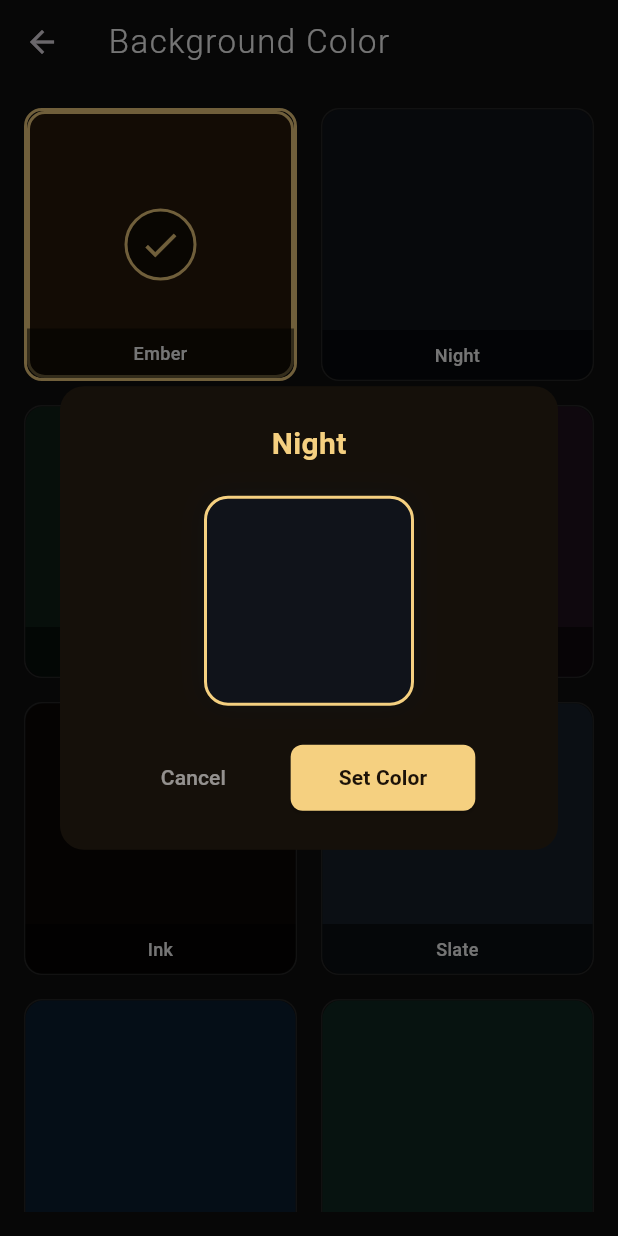
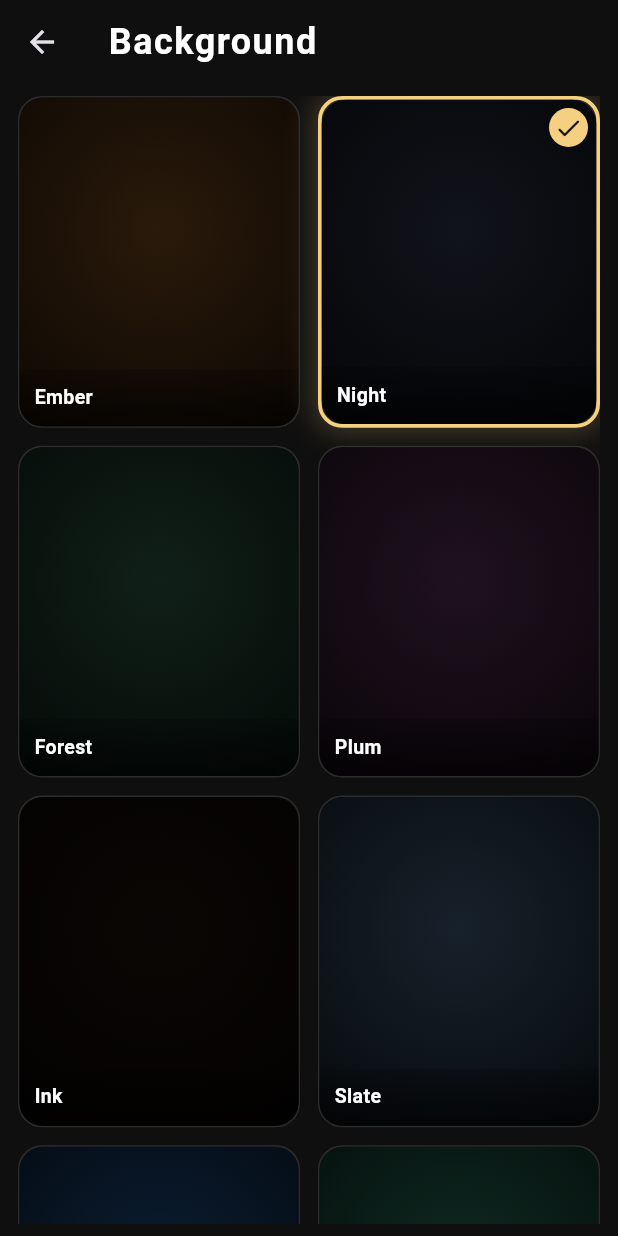
Before and after one commit to absiddik7/promo_timer, a Flutter app: the BackgroundColorScreen screen opened directly, after a tap on "Night", on a phone screen of 412 x 824 dp. Run offline on Flutter 3.47's test engine with Material 3 defaults, Android fonts, the phone set to English and light mode, and no system bars; our stand-ins replace audioplayers, flutter_svg, shared_preferences; accounts and stored records are empty.

Commit message:
Redesign Background color screen

```diff
--- a/lib/screens/background_color_screen.dart
+++ b/lib/screens/background_color_screen.dart
@@ -36,26 +36,6 @@ class _BackgroundColorScreenState extends State<BackgroundColorScreen> {
     _ColorPreset('Jade Noir', Color(0xFF12211A)),
   ];
 
-  void _showColorPreview(
-    BuildContext context,
-    _ColorPreset preset,
-    Color currentColor,
-  ) {
-    showDialog(
-      context: context,
-      builder: (context) {
-        return _ColorPreviewDialog(
-          preset: preset,
-          currentColor: currentColor,
-          onConfirm: () {
-            context.read<VisualSettingsProvider>().setBackgroundColor(preset.color);
-            Navigator.of(context).pop();
-          },
-        );
-      },
-    );
-  }
-
   @override
   Widget build(BuildContext context) {
     final visualSettings = context.watch<VisualSettingsProvider>();
@@ -63,25 +43,27 @@ class _BackgroundColorScreenState extends State<BackgroundColorScreen> {
     return Scaffold(
       backgroundColor: const Color(0xFF0F0F0F),
       appBar: AppBar(
-        backgroundColor: Colors.transparent,
+        backgroundColor: const Color(0xFF0F0F0F),
+        surfaceTintColor: const Color(0xFF0F0F0F),
         elevation: 0,
         title: const Text(
-          'Background Color',
+          'Background',
           style: TextStyle(
             color: Colors.white,
-            fontWeight: FontWeight.w300,
+            fontWeight: FontWeight.w700,
             letterSpacing: 1,
+            fontSize: 24,
           ),
         ),
       ),
       body: Padding(
-        padding: const EdgeInsets.all(16),
+        padding: const EdgeInsets.symmetric(horizontal: 12, vertical: 8),
         child: GridView.builder(
           gridDelegate: const SliverGridDelegateWithFixedCrossAxisCount(
             crossAxisCount: 2,
-            crossAxisSpacing: 16,
-            mainAxisSpacing: 16,
-            childAspectRatio: 1,
+            crossAxisSpacing: 12,
+            mainAxisSpacing: 12,
+            childAspectRatio: 0.85,
           ),
           itemCount: _backgroundPresets.length,
           itemBuilder: (context, index) {
@@ -89,91 +71,122 @@ class _BackgroundColorScreenState extends State<BackgroundColorScreen> {
             final isSelected =
                 preset.color.toARGB32() ==
                 visualSettings.backgroundInnerColor.toARGB32();
+            final outerColor =
+                Color.lerp(preset.color, Colors.black, 0.72) ?? preset.color;
 
             return GestureDetector(
-              onTap: () => _showColorPreview(
-                context,
-                preset,
-                visualSettings.backgroundInnerColor,
-              ),
-              child: Container(
+              onTap: () {
+                context.read<VisualSettingsProvider>().setBackgroundColor(
+                  preset.color,
+                );
+              },
+              child: Stack(
+                children: [
+                  Container(
                     decoration: BoxDecoration(
-                  borderRadius: BorderRadius.circular(12),
+                      borderRadius: BorderRadius.circular(16),
                       border: Border.all(
                         color: isSelected
                             ? const Color(0xFFF5D080)
-                        : Colors.white10,
-                    width: isSelected ? 2 : 1,
+                            : Colors.white12,
+                        width: isSelected ? 2.5 : 1,
                       ),
+                      boxShadow: isSelected
+                          ? [
+                              BoxShadow(
+                                color: const Color(
+                                  0xFFF5D080,
+                                ).withValues(alpha: 0.25),
+                                blurRadius: 16,
+                                spreadRadius: 2,
+                              ),
+                            ]
+                          : null,
                     ),
                     child: Stack(
                       fit: StackFit.expand,
                       children: [
                         Container(
                           decoration: BoxDecoration(
-                        color: preset.color,
-                        borderRadius: BorderRadius.circular(12),
-                      ),
-                    ),
-                    if (isSelected)
-                      Positioned.fill(
-                        child: Container(
-                          decoration: BoxDecoration(
-                            borderRadius: BorderRadius.circular(12),
-                            border: Border.all(
-                              color: const Color(0xFFF5D080),
-                              width: 2,
-                            ),
-                          ),
-                          child: Center(
-                            child: Container(
-                              width: 48,
-                              height: 48,
-                              decoration: BoxDecoration(
-                                shape: BoxShape.circle,
-                                color: Colors.black54,
-                                border: Border.all(
-                                  color: const Color(0xFFF5D080),
-                                  width: 2,
-                                ),
-                              ),
-                              child: const Icon(
-                                Icons.check,
-                                color: Color(0xFFF5D080),
-                                size: 28,
+                            borderRadius: BorderRadius.circular(16),
+                            gradient: RadialGradient(
+                              center: const Alignment(0, -0.2),
+                              radius: 0.9,
+                              colors: [preset.color, outerColor],
                             ),
                           ),
                         ),
-                        ),
-                      ),
+                        // Content overlay
                         Positioned(
                           bottom: 0,
                           left: 0,
                           right: 0,
                           child: Container(
-                        padding: const EdgeInsets.all(8),
                             decoration: BoxDecoration(
-                          color: Colors.black54,
                               borderRadius: const BorderRadius.only(
-                            bottomLeft: Radius.circular(11),
-                            bottomRight: Radius.circular(11),
+                                bottomLeft: Radius.circular(15),
+                                bottomRight: Radius.circular(15),
+                              ),
+                              gradient: LinearGradient(
+                                begin: Alignment.topCenter,
+                                end: Alignment.bottomCenter,
+                                colors: [
+                                  Colors.black.withValues(alpha: 0.2),
+                                  Colors.black.withValues(alpha: 0.6),
+                                ],
                               ),
                             ),
-                        child: Text(
+                            padding: const EdgeInsets.symmetric(
+                              horizontal: 10,
+                              vertical: 11,
+                            ),
+                            child: Column(
+                              mainAxisSize: MainAxisSize.min,
+                              crossAxisAlignment: CrossAxisAlignment.start,
+                              children: [
+                                Text(
                                   preset.label,
-                          textAlign: TextAlign.center,
                                   style: const TextStyle(
                                     color: Colors.white,
-                            fontSize: 12,
-                            fontWeight: FontWeight.w500,
+                                    fontSize: 13,
+                                    fontWeight: FontWeight.w600,
+                                    height: 1.2,
                                   ),
-                          maxLines: 1,
+                                  maxLines: 2,
                                   overflow: TextOverflow.ellipsis,
+                                ),
+                              ],
                             ),
                           ),
                         ),
                       ],
                     ),
+                  ),
+                  // Selection indicator
+                  if (isSelected)
+                    Positioned(
+                      top: 8,
+                      right: 8,
+                      child: AnimatedScale(
+                        scale: isSelected ? 1.0 : 0.8,
+                        duration: const Duration(milliseconds: 200),
+                        child: Container(
+                          width: 26,
+                          height: 26,
+                          decoration: BoxDecoration(
+                            shape: BoxShape.circle,
+                            color: const Color(0xFFF5D080),
+                          ),
+                          child: const Icon(
+                            Icons.check_rounded,
+                            color: Color(0xFF1C1208),
+                            size: 20,
+                            weight: 600,
+                          ),
+                        ),
+                      ),
+                    ),
+                ],
               ),
             );
           },
@@ -182,98 +195,3 @@ class _BackgroundColorScreenState extends State<BackgroundColorScreen> {
     );
   }
 }
-
-class _ColorPreviewDialog extends StatelessWidget {
-  final _ColorPreset preset;
-  final Color currentColor;
-  final VoidCallback onConfirm;
-
-  const _ColorPreviewDialog({
-    required this.preset,
-    required this.currentColor,
-    required this.onConfirm,
-  });
-
-  @override
-  Widget build(BuildContext context) {
-    return Dialog(
-      backgroundColor: const Color(0xFF15100A),
-      shape: RoundedRectangleBorder(
-        borderRadius: BorderRadius.circular(16),
-      ),
-      child: Padding(
-        padding: const EdgeInsets.all(24),
-        child: Column(
-          mainAxisSize: MainAxisSize.min,
-          children: [
-            Text(
-              preset.label,
-              style: const TextStyle(
-                color: Color(0xFFF5D080),
-                fontSize: 20,
-                fontWeight: FontWeight.w600,
-              ),
-            ),
-            const SizedBox(height: 20),
-            Container(
-              width: 140,
-              height: 140,
-              decoration: BoxDecoration(
-                color: preset.color,
-                borderRadius: BorderRadius.circular(16),
-                border: Border.all(
-                  color: const Color(0xFFF5D080),
-                  width: 2,
-                ),
-                boxShadow: [
-                  BoxShadow(
-                    color: preset.color.withValues(alpha: 0.4),
-                    blurRadius: 16,
-                    spreadRadius: 2,
-                  ),
-                ],
-              ),
-            ),
-            const SizedBox(height: 24),
-            Row(
-              mainAxisAlignment: MainAxisAlignment.spaceEvenly,
-              children: [
-                TextButton(
-                  onPressed: () => Navigator.of(context).pop(),
-                  child: const Text(
-                    'Cancel',
-                    style: TextStyle(
-                      color: Colors.white54,
-                      fontSize: 14,
-                    ),
-                  ),
-                ),
-                ElevatedButton(
-                  onPressed: onConfirm,
-                  style: ElevatedButton.styleFrom(
-                    backgroundColor: const Color(0xFFF5D080),
-                    padding: const EdgeInsets.symmetric(
-                      horizontal: 32,
-                      vertical: 12,
-                    ),
-                    shape: RoundedRectangleBorder(
-                      borderRadius: BorderRadius.circular(8),
-                    ),
-                  ),
-                  child: const Text(
-                    'Set Color',
-                    style: TextStyle(
-                      color: Color(0xFF1C1208),
-                      fontWeight: FontWeight.w600,
-                      fontSize: 14,
-                    ),
-                  ),
-                ),
-              ],
-            ),
-          ],
-        ),
-      ),
-    );
-  }
-}
```
Lines whose indentation alone changed are shown as unchanged.
